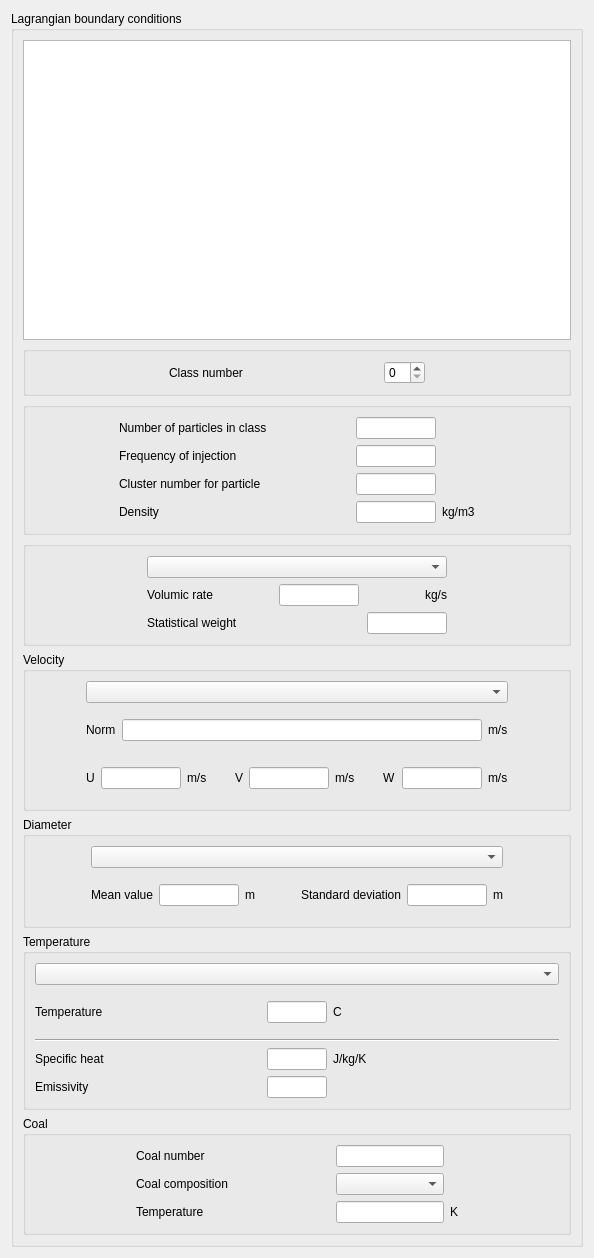
code-saturne/code_saturne, file gui/Pages/LagrangianBoundariesForm.ui: the form before one commit.
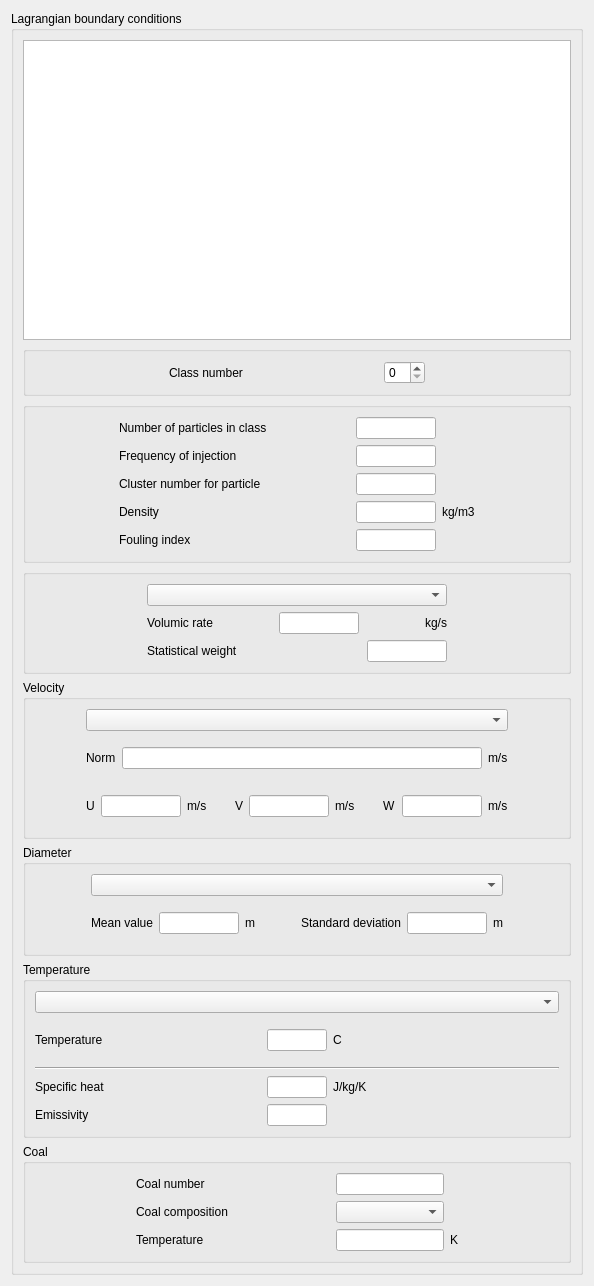
The form after the commit.

Diff of the .ui file:
```diff
--- a/gui/Pages/LagrangianBoundariesForm.ui
+++ b/gui/Pages/LagrangianBoundariesForm.ui
@@ -299,6 +299,36 @@
                </property>
               </widget>
              </item>
+             <item row="4" column="1">
+              <widget class="QLabel" name="labelIRCOLM">
+               <property name="toolTip">
+                <string>Code_Saturne key word: IRCOLM</string>
+               </property>
+               <property name="text">
+                <string>Fouling index</string>
+               </property>
+              </widget>
+             </item>
+             <item row="4" column="3">
+              <widget class="QLineEdit" name="lineEditIRCOLM">
+               <property name="maximumSize">
+                <size>
+                 <width>80</width>
+                 <height>16777215</height>
+                </size>
+               </property>
+               <property name="toolTip">
+                <string>Code_Saturne key word: IRCOLM</string>
+               </property>
+              </widget>
+             </item>
+             <item row="4" column="4">
+              <widget class="QLabel" name="labelUnitIRCOLM">
+               <property name="text">
+                <string></string>
+               </property>
+              </widget>
+             </item>
             </layout>
            </item>
           </layout>
```
